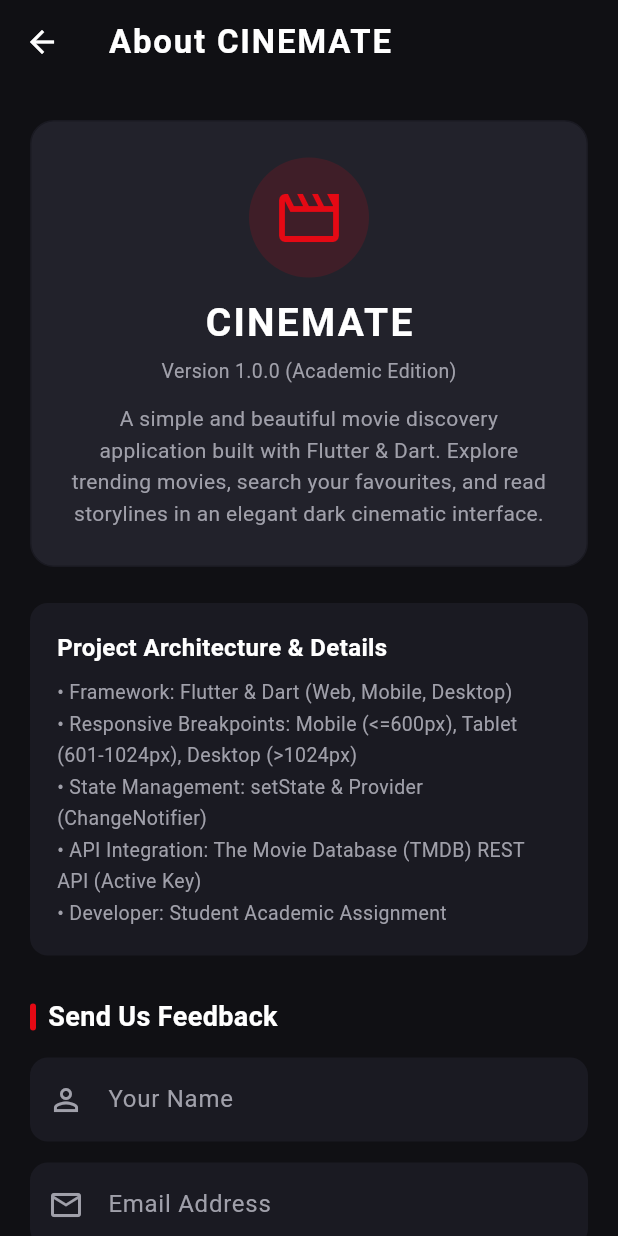
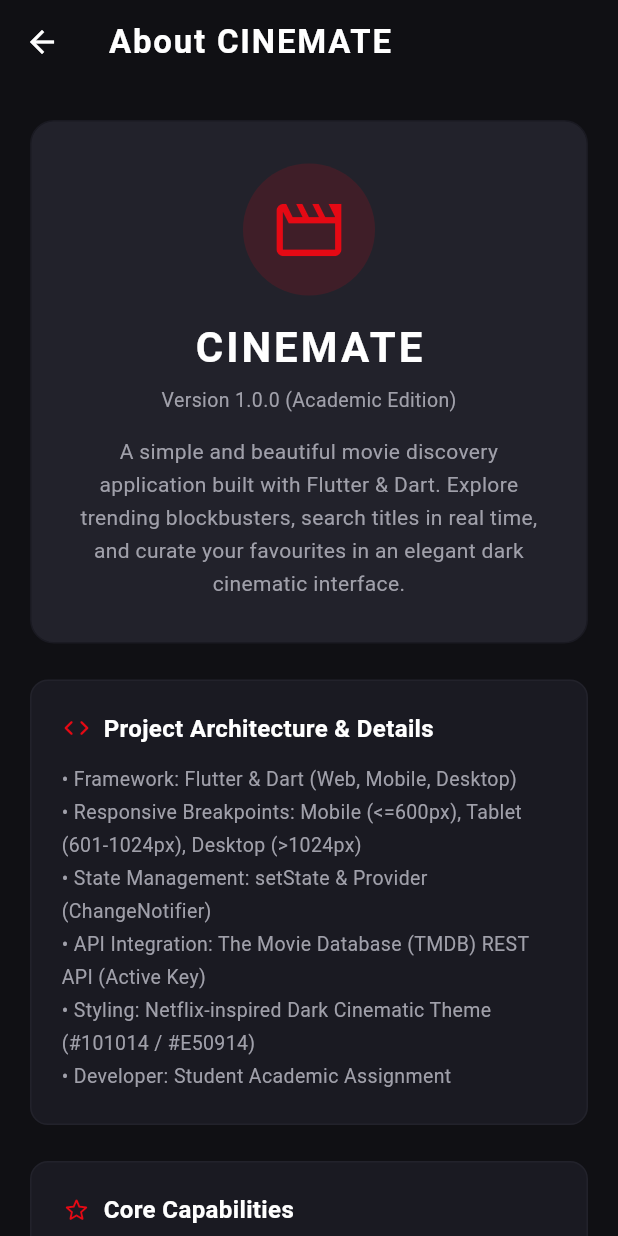
Before and after one commit to VrajeshChary/cinemate-vrajesh-jugraj, a Flutter app: the AboutScreen screen opened by its route, on a phone screen of 412 x 824 dp. Run offline on Flutter 3.47's test engine with Material 3 defaults, Android fonts, the phone set to English and light mode, and no system bars; network calls fail.

Commit message:
Remove feedback form from About screen and update navigation and screenshots

```diff
--- a/lib/screens/about_screen.dart
+++ b/lib/screens/about_screen.dart
@@ -1,54 +1,16 @@
 import 'package:flutter/material.dart';
 import '../theme/app_theme.dart';
 
-/// AboutScreen with 3-Level Responsive Design and Form Validation.
+/// AboutScreen displays app branding and academic project details.
 ///
 /// Demonstrates:
+/// - StatelessWidget
 /// - Constrained layout for desktop (max 800px)
-/// - Form, GlobalKey<FormState>, and TextEditingControllers
-/// - Input validation (required field, email regex)
-/// - SnackBar user feedback
-class AboutScreen extends StatefulWidget {
+/// - Clean card hierarchy and dark cinematic styling
+class AboutScreen extends StatelessWidget {
   static const String routeName = '/about';
 
   const AboutScreen({super.key});
-
-  @override
-  State<AboutScreen> createState() => _AboutScreenState();
-}
-
-class _AboutScreenState extends State<AboutScreen> {
-  final _formKey = GlobalKey<FormState>();
-  final _nameController = TextEditingController();
-  final _emailController = TextEditingController();
-  final _feedbackController = TextEditingController();
-
-  void _submitFeedback() {
-    if (_formKey.currentState!.validate()) {
-      final name = _nameController.text.trim();
-      ScaffoldMessenger.of(context).showSnackBar(
-        SnackBar(
-          content: Text('Thank you $name! Your feedback has been received.'),
-          backgroundColor: Colors.green[800],
-          behavior: SnackBarBehavior.floating,
-        ),
-      );
-
-      _nameController.clear();
-      _emailController.clear();
-      _feedbackController.clear();
-      _formKey.currentState!.reset();
-      FocusScope.of(context).unfocus();
-    }
-  }
-
-  @override
-  void dispose() {
-    _nameController.dispose();
-    _emailController.dispose();
-    _feedbackController.dispose();
-    super.dispose();
-  }
 
   @override
   Widget build(BuildContext context) {
@@ -75,7 +37,7 @@ class _AboutScreenState extends State<AboutScreen> {
                 // App Branding Banner
                 Container(
                   width: double.infinity,
-                  padding: const EdgeInsets.all(24),
+                  padding: const EdgeInsets.all(28),
                   decoration: BoxDecoration(
                     color: AppTheme.cardColor,
                     borderRadius: BorderRadius.circular(16),
@@ -84,28 +46,28 @@ class _AboutScreenState extends State<AboutScreen> {
                   child: Column(
                     children: [
                       Container(
-                        padding: const EdgeInsets.all(16),
+                        padding: const EdgeInsets.all(18),
                         decoration: BoxDecoration(
                           color: AppTheme.primaryAccent.withValues(alpha: 0.15),
                           shape: BoxShape.circle,
                         ),
                         child: const Icon(
                           Icons.movie_creation_outlined,
-                          size: 48,
+                          size: 52,
                           color: AppTheme.primaryAccent,
                         ),
                       ),
-                      const SizedBox(height: 12),
+                      const SizedBox(height: 14),
                       const Text(
                         'CINEMATE',
                         style: TextStyle(
                           color: AppTheme.primaryText,
-                          fontSize: 26,
+                          fontSize: 28,
                           fontWeight: FontWeight.bold,
-                          letterSpacing: 1.5,
+                          letterSpacing: 2.0,
                         ),
                       ),
-                      const SizedBox(height: 4),
+                      const SizedBox(height: 6),
                       const Text(
                         'Version 1.0.0 (Academic Edition)',
                         style: TextStyle(
@@ -113,15 +75,15 @@ class _AboutScreenState extends State<AboutScreen> {
                           fontSize: 13,
                         ),
                       ),
-                      const SizedBox(height: 12),
+                      const SizedBox(height: 14),
                       const Text(
                         'A simple and beautiful movie discovery application built with Flutter & Dart. '
-                        'Explore trending movies, search your favourites, and read storylines in an elegant dark cinematic interface.',
+                        'Explore trending blockbusters, search titles in real time, and curate your favourites in an elegant dark cinematic interface.',
                         textAlign: TextAlign.center,
                         style: TextStyle(
                           color: AppTheme.secondaryText,
                           fontSize: 14,
-                          height: 1.5,
+                          height: 1.6,
                         ),
                       ),
                     ],
@@ -129,17 +91,22 @@ class _AboutScreenState extends State<AboutScreen> {
                 ),
                 const SizedBox(height: 24),
 
-                // Developer / College Info Card
+                // Project Architecture & Details
                 Container(
                   width: double.infinity,
-                  padding: const EdgeInsets.all(18),
+                  padding: const EdgeInsets.all(20),
                   decoration: BoxDecoration(
                     color: AppTheme.secondaryBackground,
                     borderRadius: BorderRadius.circular(12),
+                    border: Border.all(color: AppTheme.cardColor),
                   ),
                   child: const Column(
                     crossAxisAlignment: CrossAxisAlignment.start,
                     children: [
+                      Row(
+                        children: [
+                          Icon(Icons.code_rounded, color: AppTheme.primaryAccent, size: 20),
+                          SizedBox(width: 8),
                           Text(
                             'Project Architecture & Details',
                             style: TextStyle(
@@ -148,132 +115,69 @@ class _AboutScreenState extends State<AboutScreen> {
                               fontWeight: FontWeight.bold,
                             ),
                           ),
-                      SizedBox(height: 8),
+                        ],
+                      ),
+                      SizedBox(height: 12),
                       Text(
                         '• Framework: Flutter & Dart (Web, Mobile, Desktop)\n'
                         '• Responsive Breakpoints: Mobile (<=600px), Tablet (601-1024px), Desktop (>1024px)\n'
                         '• State Management: setState & Provider (ChangeNotifier)\n'
                         '• API Integration: The Movie Database (TMDB) REST API (Active Key)\n'
+                        '• Styling: Netflix-inspired Dark Cinematic Theme (#101014 / #E50914)\n'
                         '• Developer: Student Academic Assignment',
                         style: TextStyle(
                           color: AppTheme.secondaryText,
                           fontSize: 13,
-                          height: 1.6,
+                          height: 1.7,
                         ),
                       ),
                     ],
                   ),
                 ),
-                const SizedBox(height: 28),
+                const SizedBox(height: 24),
 
-                // Feedback Form Section
-                Align(
-                  alignment: Alignment.centerLeft,
-                  child: Row(
+                // Application Highlights Card
+                Container(
+                  width: double.infinity,
+                  padding: const EdgeInsets.all(20),
+                  decoration: BoxDecoration(
+                    color: AppTheme.secondaryBackground,
+                    borderRadius: BorderRadius.circular(12),
+                    border: Border.all(color: AppTheme.cardColor),
+                  ),
+                  child: const Column(
+                    crossAxisAlignment: CrossAxisAlignment.start,
                     children: [
-                      Container(
-                        width: 4,
-                        height: 18,
-                        decoration: BoxDecoration(
-                          color: AppTheme.primaryAccent,
-                          borderRadius: BorderRadius.circular(2),
-                        ),
-                      ),
-                      const SizedBox(width: 8),
-                      const Text(
-                        'Send Us Feedback',
+                      Row(
+                        children: [
+                          Icon(Icons.star_outline_rounded, color: AppTheme.primaryAccent, size: 20),
+                          SizedBox(width: 8),
+                          Text(
+                            'Core Capabilities',
                             style: TextStyle(
                               color: AppTheme.primaryText,
-                          fontSize: 18,
+                              fontSize: 16,
                               fontWeight: FontWeight.bold,
                             ),
                           ),
                         ],
                       ),
-                ),
-                const SizedBox(height: 14),
-
-                Form(
-                  key: _formKey,
-                  child: Column(
-                    children: [
-                      // Name Field
-                      TextFormField(
-                        controller: _nameController,
-                        style: const TextStyle(color: AppTheme.primaryText),
-                        decoration: const InputDecoration(
-                          labelText: 'Your Name',
-                          labelStyle: TextStyle(color: AppTheme.secondaryText),
-                          prefixIcon: Icon(Icons.person_outline, color: AppTheme.secondaryText),
-                        ),
-                        validator: (value) {
-                          if (value == null || value.trim().isEmpty) {
-                            return 'Please enter your name';
-                          }
-                          return null;
-                        },
-                      ),
-                      const SizedBox(height: 14),
-
-                      // Email Field
-                      TextFormField(
-                        controller: _emailController,
-                        keyboardType: TextInputType.emailAddress,
-                        style: const TextStyle(color: AppTheme.primaryText),
-                        decoration: const InputDecoration(
-                          labelText: 'Email Address',
-                          labelStyle: TextStyle(color: AppTheme.secondaryText),
-                          prefixIcon: Icon(Icons.email_outlined, color: AppTheme.secondaryText),
-                        ),
-                        validator: (value) {
-                          if (value == null || value.trim().isEmpty) {
-                            return 'Please enter your email';
-                          }
-                          final emailRegex = RegExp(r'^[\w-\.]+@([\w-]+\.)+[\w-]{2,4}$');
-                          if (!emailRegex.hasMatch(value.trim())) {
-                            return 'Please enter a valid email address';
-                          }
-                          return null;
-                        },
-                      ),
-                      const SizedBox(height: 14),
-
-                      // Feedback Field
-                      TextFormField(
-                        controller: _feedbackController,
-                        maxLines: 3,
-                        style: const TextStyle(color: AppTheme.primaryText),
-                        decoration: const InputDecoration(
-                          labelText: 'Your Feedback / Comment',
-                          labelStyle: TextStyle(color: AppTheme.secondaryText),
-                          prefixIcon: Padding(
-                            padding: EdgeInsets.only(bottom: 40),
-                            child: Icon(Icons.chat_bubble_outline, color: AppTheme.secondaryText),
-                          ),
-                        ),
-                        validator: (value) {
-                          if (value == null || value.trim().isEmpty) {
-                            return 'Please enter your feedback';
-                          }
-                          return null;
-                        },
-                      ),
-                      const SizedBox(height: 22),
-
-                      // Submit Button
-                      SizedBox(
-                        width: double.infinity,
-                        height: 50,
-                        child: ElevatedButton.icon(
-                          onPressed: _submitFeedback,
-                          icon: const Icon(Icons.send_rounded),
-                          label: const Text('Submit Feedback'),
+                      SizedBox(height: 12),
+                      Text(
+                        '• Real-time title search with instantaneous query matching\n'
+                        '• Bookmarked favourites synchronization across all application screens\n'
+                        '• Detailed storylines, runtimes, release years, and live star ratings\n'
+                        '• Graceful offline fallback with 10 pre-loaded high-resolution sample titles',
+                        style: TextStyle(
+                          color: AppTheme.secondaryText,
+                          fontSize: 13,
+                          height: 1.7,
                         ),
                       ),
                     ],
                   ),
                 ),
-                const SizedBox(height: 30),
+                const SizedBox(height: 32),
               ],
             ),
           ),
--- a/lib/screens/home_screen.dart
+++ b/lib/screens/home_screen.dart
@@ -118,7 +118,7 @@ class _HomeScreenState extends State<HomeScreen> {
               const SizedBox(width: 8),
               TextButton.icon(
                 icon: const Icon(Icons.info_outline, color: AppTheme.primaryText, size: 18),
-                label: const Text('About & Feedback', style: TextStyle(color: AppTheme.primaryText)),
+                label: const Text('About', style: TextStyle(color: AppTheme.primaryText)),
                 onPressed: () => Navigator.pushNamed(context, AboutScreen.routeName),
               ),
               const SizedBox(width: 24),
```
Also changed, not shown: 1 other file. Lines whose indentation alone changed are shown as unchanged.
